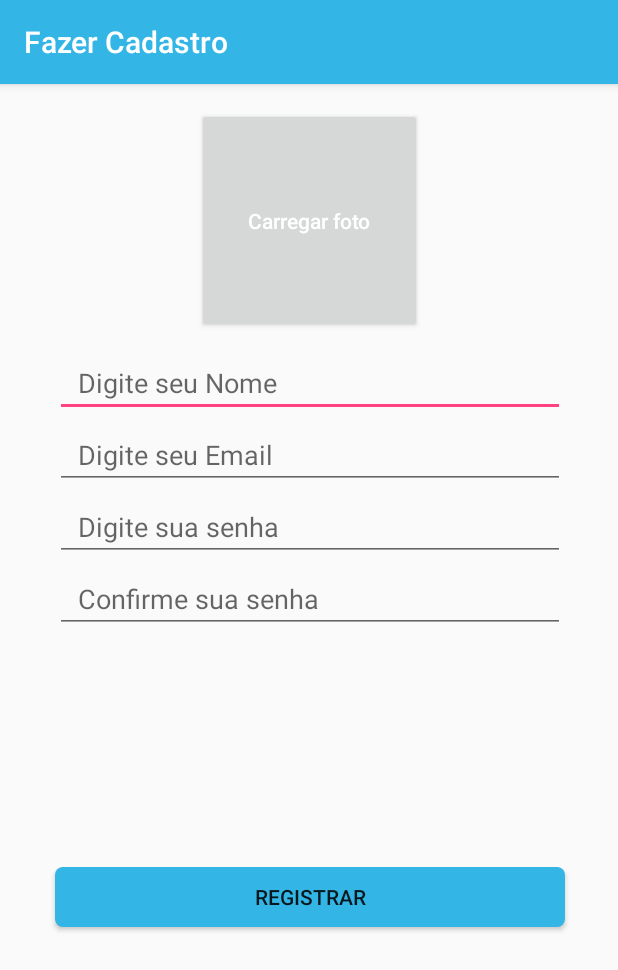
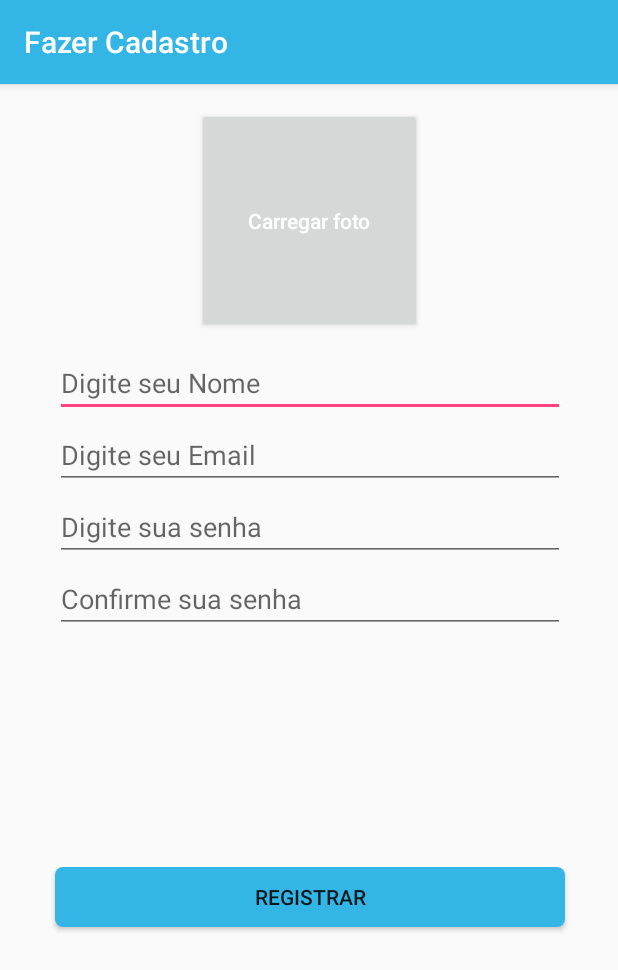
Before and after one commit to MarthinKorb/MobileSecretary, an Android app: the CadastroActivity screen opened directly, with no data from a screen before it, on a phone screen of 412 x 824 dp. Shown: the top 970 px of the screen. Run offline under Robolectric (Android 15) with nearby library versions, the phone set to English and light mode, and no system bars; our stand-ins replace CircleImageView, Firebase (no records; nobody signed in at launch, a user with empty details on screens opened directly).

Commit message:
alterações no layout

```diff
--- a/app/src/main/res/layout/activity_add_consulta.xml
+++ b/app/src/main/res/layout/activity_add_consulta.xml
@@ -48,14 +48,13 @@
     <ListView
         android:id="@+id/listView_dadosId"
         android:layout_width="match_parent"
-        android:layout_height="408dp"
+        android:layout_height="441dp"
         android:layout_marginStart="8dp"
         android:layout_marginLeft="8dp"
         android:layout_marginTop="32dp"
         android:layout_marginEnd="8dp"
         android:layout_marginRight="8dp"
         android:layout_marginBottom="8dp"
-        android:padding="20dp"
         app:layout_constraintBottom_toBottomOf="parent"
         app:layout_constraintEnd_toEndOf="parent"
         app:layout_constraintHorizontal_bias="0.0"
--- a/app/src/main/res/layout/activity_cadastro.xml
+++ b/app/src/main/res/layout/activity_cadastro.xml
@@ -17,7 +17,6 @@
         android:focusedByDefault="true"
         android:hint="Digite seu Nome"
         android:inputType="textPersonName"
-        android:paddingLeft="15dp"
         android:textColor="#000"
         app:layout_constraintEnd_toEndOf="@+id/btn_fotoUserId"
         app:layout_constraintStart_toStartOf="@+id/btn_fotoUserId"
@@ -31,7 +30,6 @@
         android:ems="10"
         android:hint="Digite seu Email"
         android:inputType="textEmailAddress"
-        android:paddingLeft="15dp"
         android:textColor="#000"
         android:textStyle="normal"
         app:layout_constraintEnd_toEndOf="@+id/edt_NomeUserId"
@@ -46,7 +44,6 @@
         android:ems="10"
         android:hint="Digite sua senha"
         android:inputType="textPassword"
-        android:paddingLeft="15dp"
         android:textColor="#000"
         android:textStyle="normal"
         app:layout_constraintEnd_toEndOf="@+id/editCadastroEmail"
@@ -103,7 +100,6 @@
         android:ems="10"
         android:hint="Confirme sua senha"
         android:inputType="textPassword"
-        android:paddingLeft="15dp"
         android:textColor="#000"
         app:layout_constraintEnd_toEndOf="@+id/edit_CadastroSenha"
         app:layout_constraintStart_toStartOf="@+id/edit_CadastroSenha"
```
Also changed, not shown: app/src/main/res/layout/activity_consultas_disponiveis.xml (+5 -12 lines), app/src/main/res/layout/activity_gerenciar_consulta.xml (+2 -5 lines).
